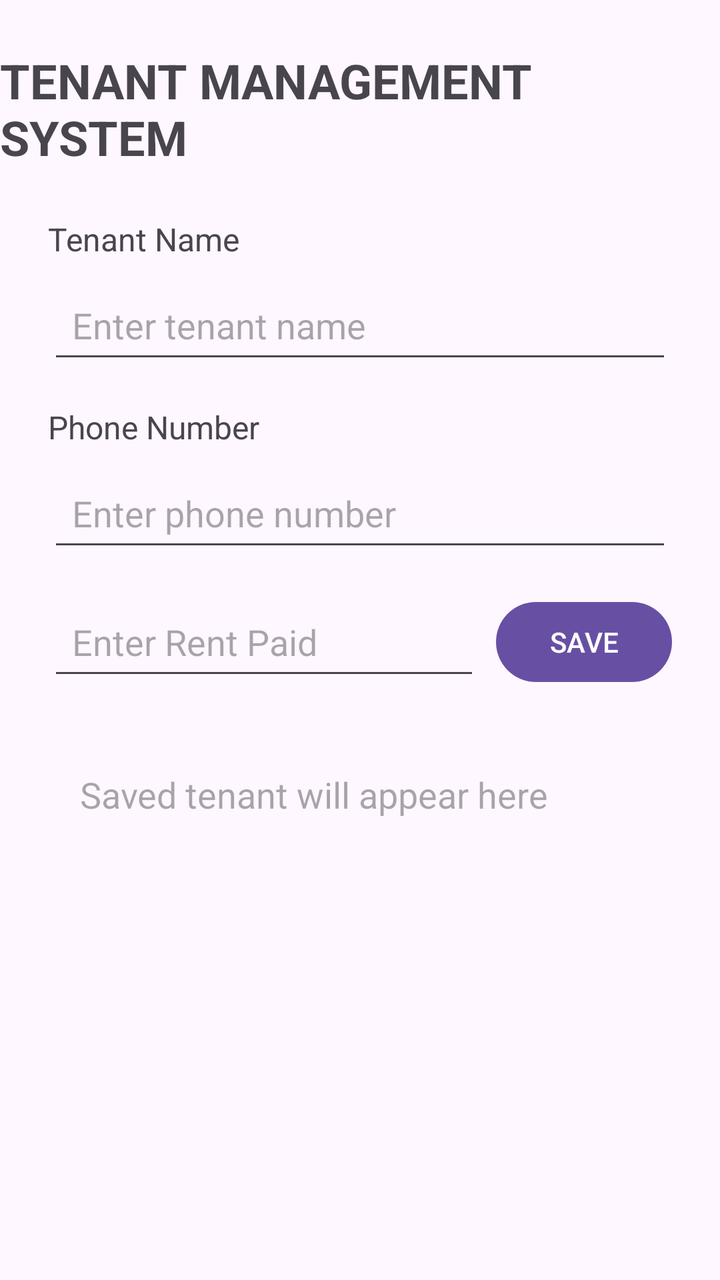
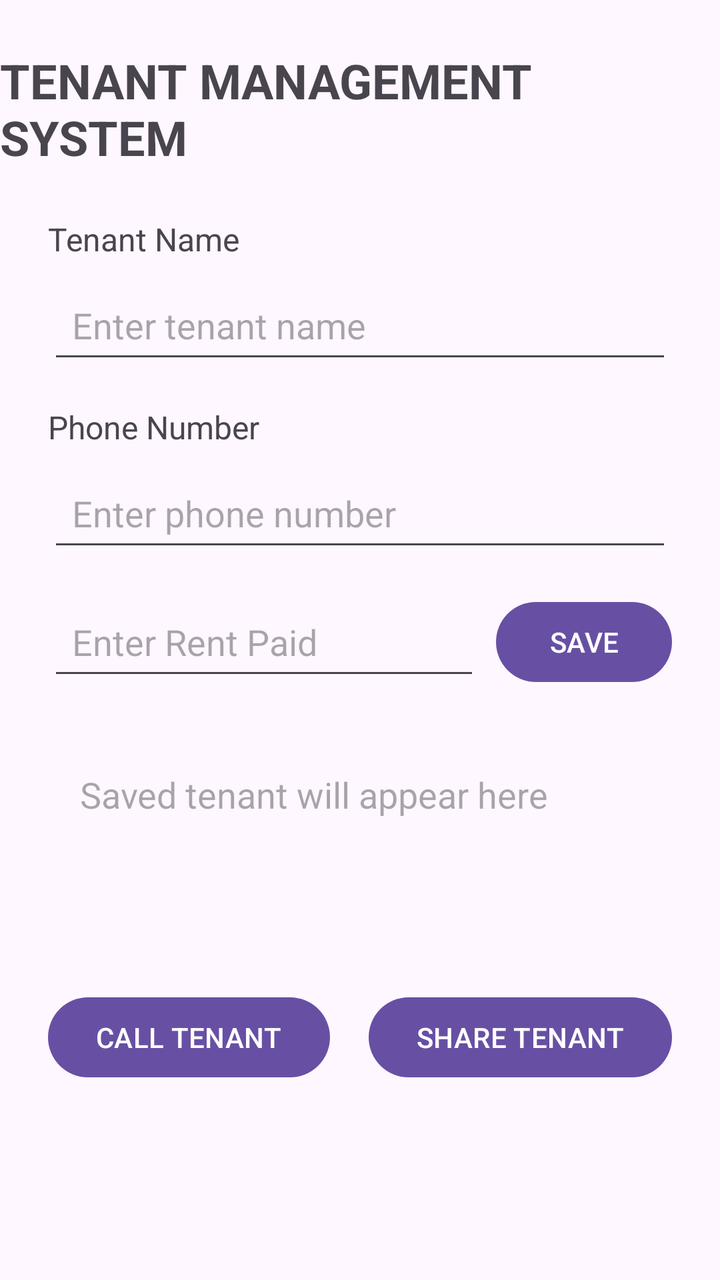

The first picture is an Android layout as it rendered before a commit; the second is the same layout after the commit. The layout source and the unified diff follow.
<!-- AndroidManifest.xml: application theme Theme.TenantManagementSystem -->
<!-- res/layout/activity_main.xml -->
<?xml version="1.0" encoding="utf-8"?>
<layout xmlns:android="http://schemas.android.com/apk/res/android"
    xmlns:app="http://schemas.android.com/apk/res-auto"
    xmlns:tools="http://schemas.android.com/tools">

    <data>
        <variable
            name="tenant"
            type="com.example.tenantmanagementsystemgroupa.Tenant" />
    </data>

    <androidx.constraintlayout.widget.ConstraintLayout
        android:layout_width="match_parent"
        android:layout_height="match_parent"
        tools:context=".MainActivity">

        <TextView
            android:id="@+id/titleTextView"
            android:layout_width="wrap_content"
            android:layout_height="wrap_content"
            android:text="@string/title_tenant_management"
            android:textSize="24sp"
            android:textStyle="bold"
            android:layout_marginTop="24dp"
            app:layout_constraintTop_toTopOf="parent"
            app:layout_constraintStart_toStartOf="parent"
            app:layout_constraintEnd_toEndOf="parent" />

        <TextView
            android:id="@+id/tenantNameLabel"
            android:layout_width="wrap_content"
            android:layout_height="wrap_content"
            android:text="@string/label_tenant_name"
            android:textSize="16sp"
            android:layout_marginTop="24dp"
            android:layout_marginStart="24dp"
            app:layout_constraintTop_toBottomOf="@id/titleTextView"
            app:layout_constraintStart_toStartOf="parent" />

        <EditText
            android:id="@+id/tenantNameEditText"
            android:layout_width="0dp"
            android:layout_height="wrap_content"
            android:hint="@string/hint_tenant_name"
            android:inputType="textPersonName"
            android:importantForAutofill="no"
            android:minHeight="48dp"
            android:padding="12dp"
            android:layout_marginTop="8dp"
            android:layout_marginStart="24dp"
            android:layout_marginEnd="24dp"
            app:layout_constraintTop_toBottomOf="@id/tenantNameLabel"
            app:layout_constraintStart_toStartOf="parent"
            app:layout_constraintEnd_toEndOf="parent" />

        <TextView
            android:id="@+id/phoneLabel"
            android:layout_width="wrap_content"
            android:layout_height="wrap_content"
            android:text="@string/label_phone_number"
            android:textSize="16sp"
            android:layout_marginTop="16dp"
            android:layout_marginStart="24dp"
            app:layout_constraintTop_toBottomOf="@id/tenantNameEditText"
            app:layout_constraintStart_toStartOf="parent" />

        <EditText
            android:id="@+id/phoneEditText"
            android:layout_width="0dp"
            android:layout_height="wrap_content"
            android:hint="@string/hint_phone_number"
            android:inputType="phone"
            android:importantForAutofill="no"
            android:minHeight="48dp"
            android:padding="12dp"
            android:layout_marginTop="8dp"
            android:layout_marginStart="24dp"
            android:layout_marginEnd="24dp"
            app:layout_constraintTop_toBottomOf="@id/phoneLabel"
            app:layout_constraintStart_toStartOf="parent"
            app:layout_constraintEnd_toEndOf="parent" />

        <EditText
            android:id="@+id/rentEditText"
            android:layout_width="0dp"
            android:layout_height="wrap_content"
            android:hint="@string/hint_rent_paid"
            android:inputType="numberDecimal"
            android:importantForAutofill="no"
            android:minHeight="48dp"
            android:padding="12dp"
            android:layout_marginStart="24dp"
            android:layout_marginTop="16dp"
            android:layout_marginEnd="8dp"
            app:layout_constraintTop_toBottomOf="@id/phoneEditText"
            app:layout_constraintStart_toStartOf="parent"
            app:layout_constraintEnd_toStartOf="@id/saveButton" />

        <Button
            android:id="@+id/saveButton"
            android:layout_width="wrap_content"
            android:layout_height="wrap_content"
            android:text="@string/btn_save"
            android:layout_marginEnd="24dp"
            app:layout_constraintTop_toTopOf="@id/rentEditText"
            app:layout_constraintBottom_toBottomOf="@id/rentEditText"
            app:layout_constraintEnd_toEndOf="parent" />

        <TextView
            android:id="@+id/tenantResultTextView"
            android:layout_width="0dp"
            android:layout_height="wrap_content"
            android:text="@{tenant.summary()}"
            android:hint="@string/hint_saved_tenant"
            android:textSize="18sp"
            android:padding="16dp"
            android:layout_marginTop="24dp"
            android:layout_marginStart="24dp"
            android:layout_marginEnd="24dp"
            app:layout_constraintTop_toBottomOf="@id/rentEditText"
            app:layout_constraintStart_toStartOf="parent"
            app:layout_constraintEnd_toEndOf="parent" />

        
        <TextView
            android:id="@+id/tenantNameResultTextView"
            android:layout_width="0dp"
            android:layout_height="wrap_content"
            android:text="@{tenant.name}"
            android:textSize="28sp"
            android:textStyle="bold"
            android:layout_marginTop="16dp"
            android:layout_marginStart="24dp"
            android:layout_marginEnd="24dp"
            app:layout_constraintTop_toBottomOf="@id/tenantResultTextView"
            app:layout_constraintStart_toStartOf="parent"
            app:layout_constraintEnd_toEndOf="parent" />

    </androidx.constraintlayout.widget.ConstraintLayout>
</layout>
<!-- resources referenced by this layout -->
<resources>
  <string name="btn_save">SAVE</string>
  <string name="hint_phone_number">Enter phone number</string>
  <string name="hint_rent_paid">Enter Rent Paid</string>
  <string name="hint_saved_tenant">Saved tenant will appear here</string>
  <string name="hint_tenant_name">Enter tenant name</string>
  <string name="label_phone_number">Phone Number</string>
  <string name="label_tenant_name">Tenant Name</string>
  <string name="title_tenant_management">TENANT MANAGEMENT SYSTEM</string>
  <style name="Theme.TenantManagementSystem" parent="Theme.Material3.DayNight.NoActionBar">
      </style>
</resources>

<!-- the commit's change to res/layout/activity_main.xml (unified diff, before → after) -->
@@ -121,7 +121,6 @@
             app:layout_constraintStart_toStartOf="parent"
             app:layout_constraintEnd_toEndOf="parent" />
 
-        
         <TextView
             android:id="@+id/tenantNameResultTextView"
             android:layout_width="0dp"
@@ -136,5 +135,25 @@
             app:layout_constraintStart_toStartOf="parent"
             app:layout_constraintEnd_toEndOf="parent" />
 
+        <Button
+            android:id="@+id/callButton"
+            android:layout_width="wrap_content"
+            android:layout_height="wrap_content"
+            android:text="@string/btn_call_tenant"
+            android:layout_marginTop="16dp"
+            android:layout_marginStart="24dp"
+            app:layout_constraintTop_toBottomOf="@id/tenantNameResultTextView"
+            app:layout_constraintStart_toStartOf="parent" />
+
+        <Button
+            android:id="@+id/shareButton"
+            android:layout_width="wrap_content"
+            android:layout_height="wrap_content"
+            android:text="@string/btn_share_tenant"
+            android:layout_marginTop="16dp"
+            android:layout_marginEnd="24dp"
+            app:layout_constraintTop_toBottomOf="@id/tenantNameResultTextView"
+            app:layout_constraintEnd_toEndOf="parent" />
+
     </androidx.constraintlayout.widget.ConstraintLayout>
 </layout>
<!-- resource entries referenced after the edit -->
@@ -1,6 +1,8 @@
 <!-- resources referenced by this layout -->
 <resources>
+  <string name="btn_call_tenant">CALL TENANT</string>
   <string name="btn_save">SAVE</string>
+  <string name="btn_share_tenant">SHARE TENANT</string>
   <string name="hint_phone_number">Enter phone number</string>
   <string name="hint_rent_paid">Enter Rent Paid</string>
   <string name="hint_saved_tenant">Saved tenant will appear here</string>
